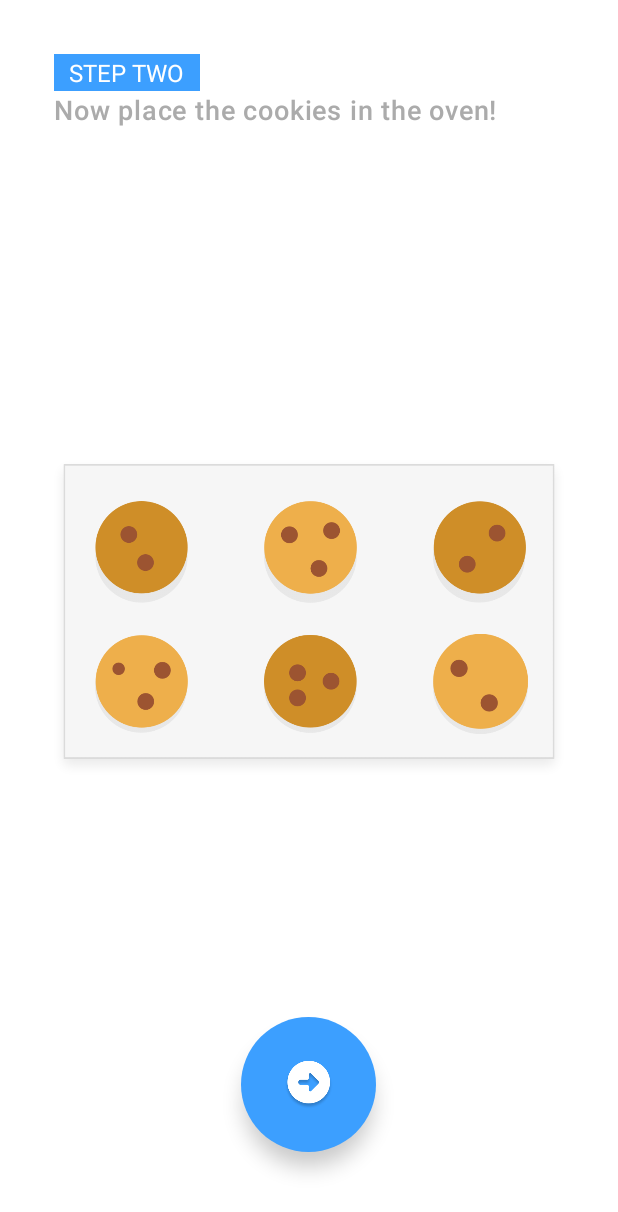
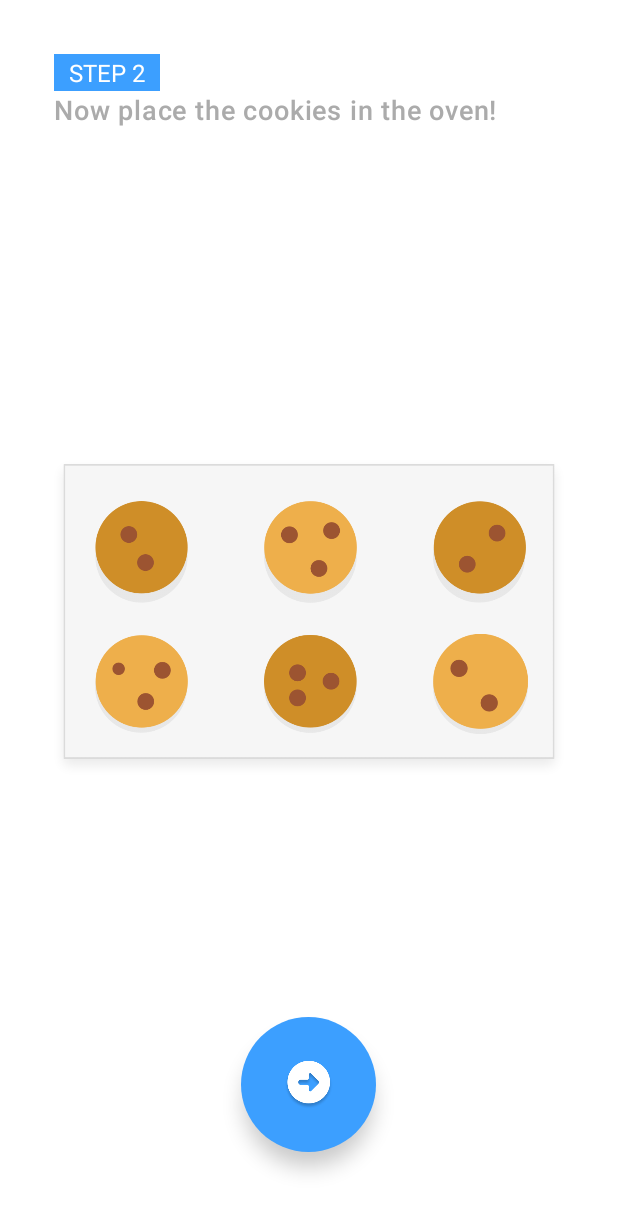
Before and after one commit to SamIAmHarris/EstiTooth, an Android app: the CookieDoughActivity screen opened directly, with no data from a screen before it, on a phone screen of 412 x 824 dp. Shown: the top 1212 px of the screen. Run offline under Robolectric (Android 15) with nearby library versions, the light colour scheme and no system bars.

Commit message:
Two to 2

```diff
--- a/app/src/main/res/layout/activity_cookie_dough.xml
+++ b/app/src/main/res/layout/activity_cookie_dough.xml
@@ -7,7 +7,7 @@
 
     <TextView
         android:id="@+id/good_job_text_view"
-        android:text="STEP TWO"
+        android:text="STEP 2"
         style="@style/StepTextViewStyle"/>
 
     <TextView
```
